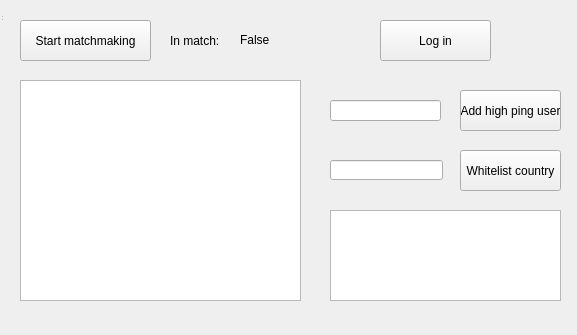
Old version of the form conf/mainwindow.ui in the repository thomaav/smashladder-python.
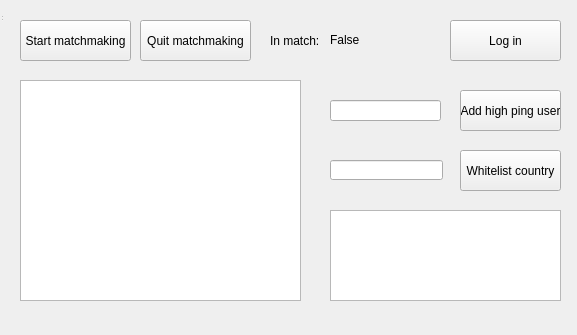
New version of the form.

Commit message: Make it possible to quit matchmaking from GUI.

Diff of the .ui file:
```diff
--- a/conf/mainwindow.ui
+++ b/conf/mainwindow.ui
@@ -17,7 +17,7 @@
    <widget class="QPushButton" name="relog_button">
     <property name="geometry">
      <rect>
-      <x>380</x>
+      <x>450</x>
       <y>20</y>
       <width>111</width>
       <height>41</height>
@@ -42,7 +42,7 @@
      <rect>
       <x>20</x>
       <y>20</y>
-      <width>131</width>
+      <width>111</width>
       <height>41</height>
      </rect>
     </property>
@@ -109,7 +109,7 @@
    <widget class="QLabel" name="in_match">
     <property name="geometry">
      <rect>
-      <x>170</x>
+      <x>270</x>
       <y>30</y>
       <width>51</width>
       <height>21</height>
@@ -122,7 +122,7 @@
    <widget class="QLabel" name="in_match_value">
     <property name="geometry">
      <rect>
-      <x>240</x>
+      <x>330</x>
       <y>30</y>
       <width>111</width>
       <height>20</height>
@@ -132,6 +132,19 @@
      <string>False</string>
     </property>
    </widget>
+   <widget class="QPushButton" name="quit_mm_button">
+    <property name="geometry">
+     <rect>
+      <x>140</x>
+      <y>20</y>
+      <width>111</width>
+      <height>41</height>
+     </rect>
+    </property>
+    <property name="text">
+     <string>Quit matchmaking</string>
+    </property>
+   </widget>
   </widget>
   <widget class="QStatusBar" name="statusBar"/>
  </widget>
```
The commit also changes 2 other files.
